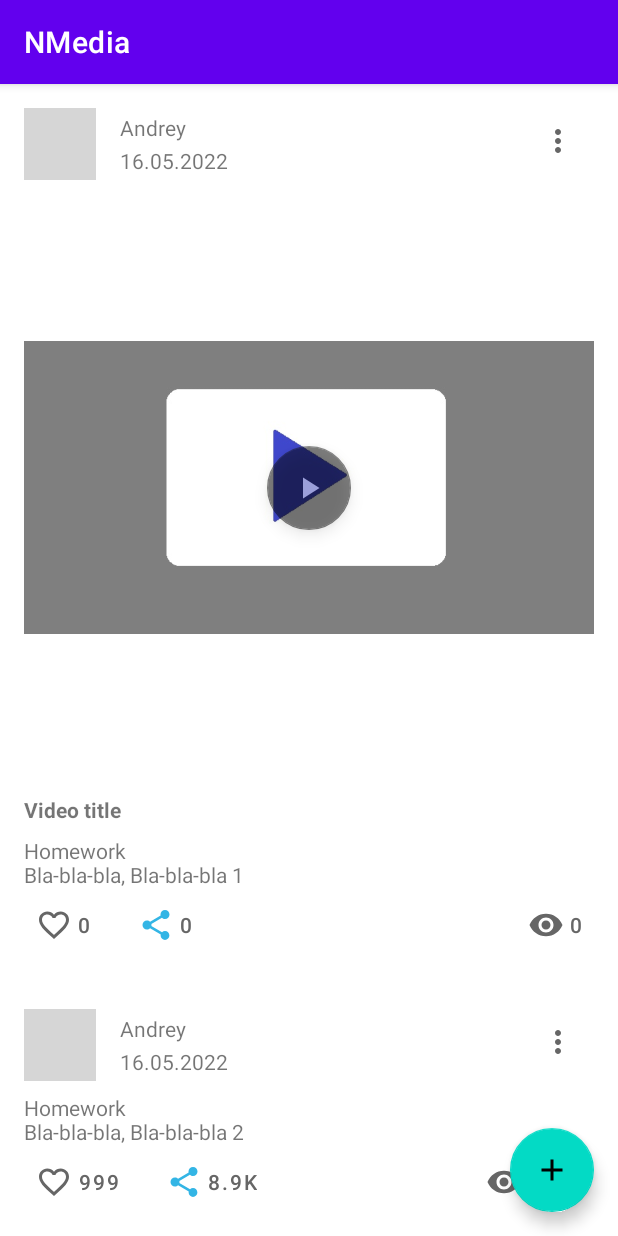
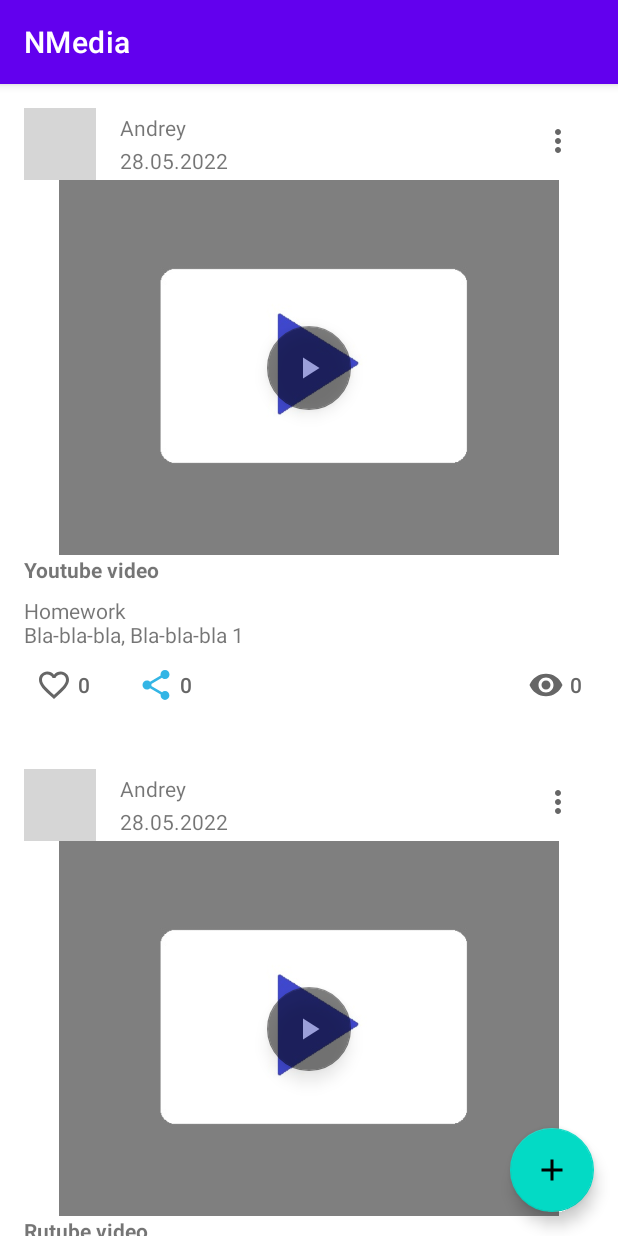
Before and after one commit to Tirex1987/Netology_NMedia, an Android app: the screen it shows after launch (MainActivity), on a phone screen of 412 x 824 dp. Run offline under Robolectric (Android 15) with nearby library versions, the phone set to English and light mode, and no system bars; our stand-ins replace Picasso; pictures from the network do not load; grey boxes are pictures that could not be loaded.

Commit message:
Add Picasso for loading preview video

```diff
--- a/app/build.gradle
+++ b/app/build.gradle
@@ -53,4 +53,6 @@ dependencies {
     implementation "androidx.lifecycle:lifecycle-livedata-ktx:$lifecycle_version"
     implementation "androidx.activity:activity-ktx:$activity_version"
     //implementation "androidx.lifecycle:lifecycle-viewmodel-ktx:$lifecycle_version"
+
+    implementation 'com.squareup.picasso:picasso:2.8'
 }
--- a/app/src/main/AndroidManifest.xml
+++ b/app/src/main/AndroidManifest.xml
@@ -32,4 +32,6 @@
 
     </application>
 
+    <uses-permission android:name="android.permission.INTERNET" />
+
 </manifest>
--- a/app/src/main/java/ru/netology/nmedia/adapter/PostsAdapter.kt
+++ b/app/src/main/java/ru/netology/nmedia/adapter/PostsAdapter.kt
@@ -12,10 +12,13 @@ import androidx.core.view.get
 import androidx.recyclerview.widget.DiffUtil
 import androidx.recyclerview.widget.ListAdapter
 import androidx.recyclerview.widget.RecyclerView
+import com.squareup.picasso.Picasso
 import ru.netology.nmedia.Post
 import ru.netology.nmedia.R
 import ru.netology.nmedia.databinding.ActivityMainBinding
 import ru.netology.nmedia.databinding.CardPostBinding
+import ru.netology.nmedia.utils.VideoPreview
+import ru.netology.nmedia.utils.setVideoPreview
 
 //typealias onLikeClicked = (post: Post) -> Unit
 
@@ -77,6 +80,7 @@ internal class PostsAdapter (
                     videoGroup.visibility = View.GONE
                 } else {
                     videoGroup.visibility = View.VISIBLE
+                    video.setVideoPreview(post.videoUrl)
                     videoTitle.setText(post.videoTitle)
                     play.setOnClickListener{ interactionListener.onPlayClicked(post) }
                     video.setOnClickListener{ play.callOnClick() }
--- a/app/src/main/java/ru/netology/nmedia/data/PostRepositoryInMemory.kt
+++ b/app/src/main/java/ru/netology/nmedia/data/PostRepositoryInMemory.kt
@@ -18,9 +18,17 @@ class PostRepositoryInMemory : PostRepository {
                 id = ++lastId,
                 author = "Andrey",
                 content = "Homework\nBla-bla-bla, Bla-bla-bla $lastId",
-                published = "16.05.2022",
+                published = "28.05.2022",
                 videoUrl = "https://www.youtube.com/watch?v=F7MJJeDTd7E",
-                videoTitle = "Video title"
+                videoTitle = "Youtube video"
+            ),
+            Post(
+                    id = ++lastId,
+            author = "Andrey",
+            content = "Homework\nBla-bla-bla, Bla-bla-bla $lastId",
+            published = "28.05.2022",
+            videoUrl = "https://rutube.ru/video/88b8f487354de842f2d4efef3bdd0bac/",
+            videoTitle = "Rutube video"
             )
         ) +
                 List(100) { index ->
--- /dev/null
+++ b/app/src/main/java/ru/netology/nmedia/utils/VideoPreview.kt
@@ -0,0 +1,37 @@
+package ru.netology.nmedia.utils
+
+import android.widget.ImageView
+import com.squareup.picasso.Picasso
+import ru.netology.nmedia.R
+
+internal fun ImageView.setVideoPreview(url: String) {
+    Picasso.get()
+        .load(VideoPreview.getImageString(url))
+        .placeholder(R.drawable.default_preview)
+        .into(this)
+}
+
+object VideoPreview {
+    private const val YOUTUBE_FULL_URL = "https://www.youtube.com/watch?v="
+    private const val YOUTUBE_SHORT_URL = "https://youtu.be/"
+    private const val YOUTUBE_IMAGE_URL = "https://img.youtube.com/vi/"
+    private const val YOUTUBE_IMAGE_RESOLUTION_HQ = "/hqdefault.jpg"
+    private const val DUMMY = "https://"
+
+    private fun getVideoUnicalString(urlVideo: String) : String? {
+        val indexFull = urlVideo.indexOf(YOUTUBE_FULL_URL, 0, true)
+        if (indexFull >= 0) {
+            return urlVideo.substring(indexFull + YOUTUBE_FULL_URL.length)
+        }
+        val indexShort = urlVideo.indexOf(YOUTUBE_SHORT_URL, 0, true)
+        if (indexShort >= 0) {
+            return urlVideo.substring(indexShort + YOUTUBE_SHORT_URL.length)
+        }
+        return null
+    }
+
+     fun getImageString(urlVideo: String) : String {
+        val videoUnicalString = getVideoUnicalString(urlVideo) ?: return DUMMY
+        return YOUTUBE_IMAGE_URL + videoUnicalString + YOUTUBE_IMAGE_RESOLUTION_HQ
+    }
+}
--- a/app/src/main/res/layout/card_post.xml
+++ b/app/src/main/res/layout/card_post.xml
@@ -59,14 +59,13 @@
     <androidx.appcompat.widget.AppCompatImageView
         android:id="@+id/video"
         android:layout_width="match_parent"
-        android:layout_height="wrap_content"
+        android:layout_height="@dimen/preview_height"
+        android:clickable="true"
         android:contentDescription="@string/video_description"
+        android:focusable="true"
         android:scaleType="fitCenter"
-        android:focusable="true"
-        android:clickable="true"
         app:layout_constraintTop_toBottomOf="@id/headerBarrier"
-        tools:layout_editor_absoluteX="16dp"
-        app:srcCompat="@drawable/default_preview"
+        tools:srcCompat="@drawable/default_preview"
         tools:visibility="visible" />
 
     <com.google.android.material.floatingactionbutton.FloatingActionButton
--- a/app/src/main/res/values/dimens.xml
+++ b/app/src/main/res/values/dimens.xml
@@ -6,4 +6,5 @@
     <dimen name="icon_button_min_size">48dp</dimen>
     <dimen name="icon_options_size">24dp</dimen>
     <dimen name="fab_margin">16dp</dimen>
+    <dimen name="preview_height">250dp</dimen>
 </resources>
```
Also changed, not shown: app/src/main/res/drawable-v24/default_preview.png (added), app/src/main/res/drawable/default_preview.png (deleted).
